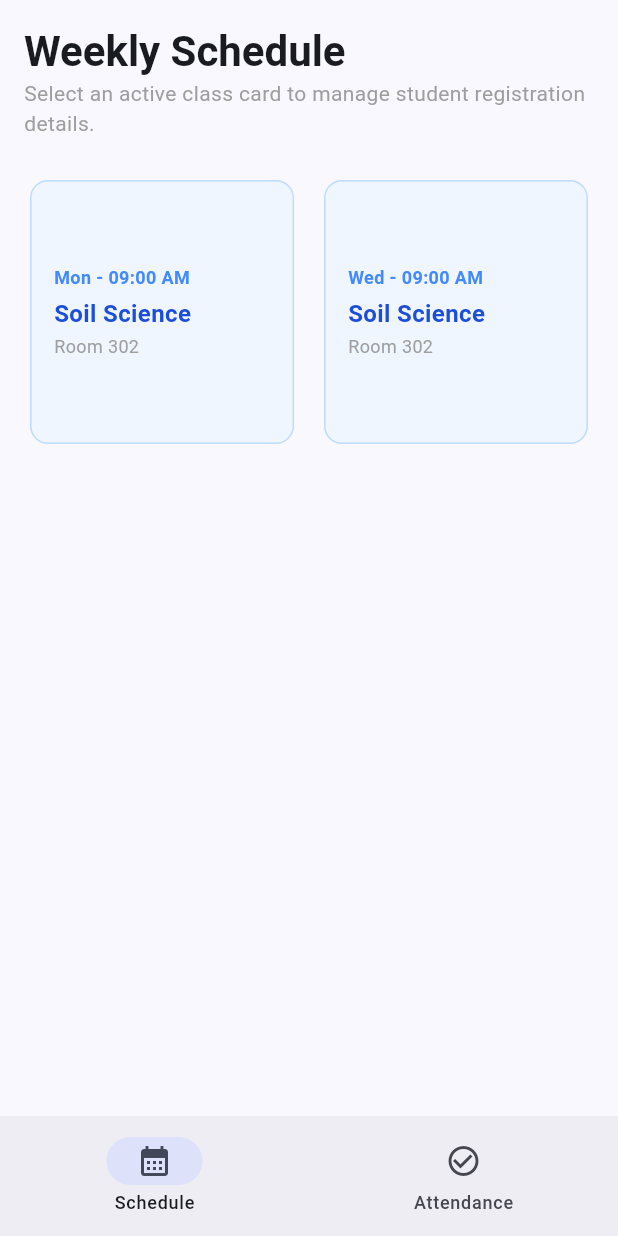
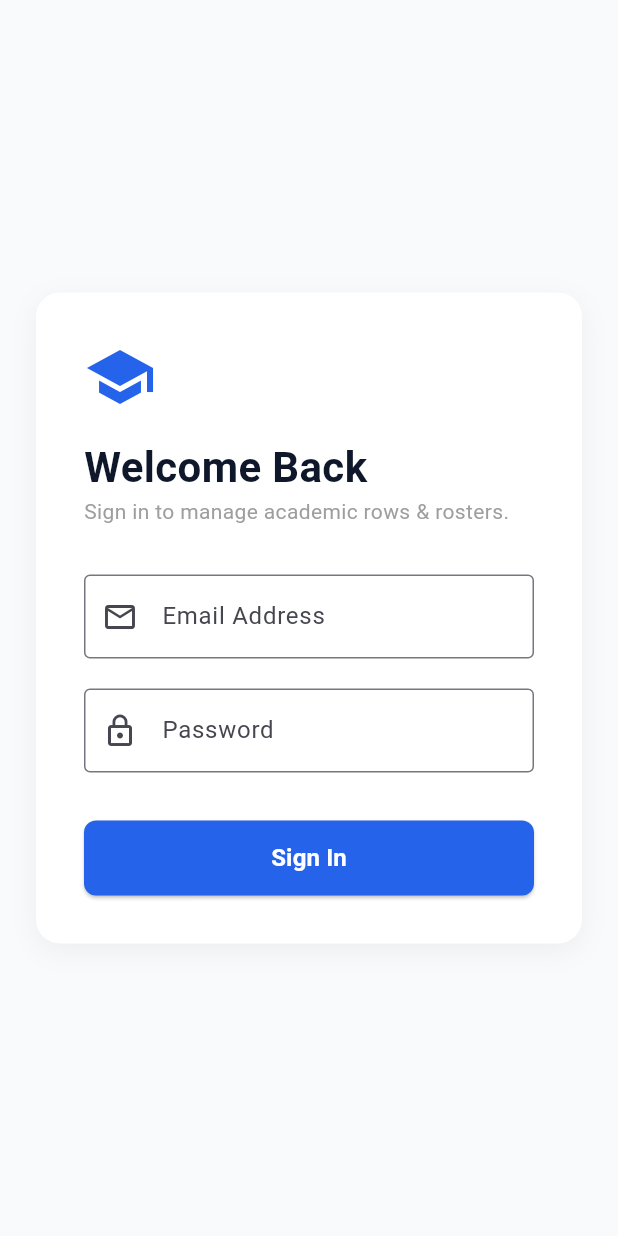
Before and after one commit to Hamdaan2004/odyssey, a Flutter app: the screen it shows after launch, on a phone screen of 412 x 824 dp. Run offline on Flutter 3.47's test engine with Material 3 defaults, Android fonts, the phone set to English and light mode, and no system bars.

Commit message:
feat: add secure responsive login gateway view

```diff
--- a/lib/main.dart
+++ b/lib/main.dart
@@ -10,18 +10,166 @@ class ProfPortalApp extends StatelessWidget {
   @override
   Widget build(BuildContext context) {
     return MaterialApp(
-      title: "Dr. Ahmad's Portal",
+      title: "Dr. Saad's Portal",
       debugShowCheckedModeBanner: false,
       theme: ThemeData(
         colorScheme: ColorScheme.fromSeed(seedColor: const Color(0xFF2563EB)),
         useMaterial3: true,
       ),
-      home: const MainLayoutNavigation(),
+      // App starts at Login, then transitions to Main Layout on Success
+      home: const LoginScreen(),
     );
   }
 }
 
-// In-Memory Local State Simulation
+// ==========================================
+// NEW MODULE: SECURE LOGIN SCREEN INTERFACE
+// ==========================================
+class LoginScreen extends StatefulWidget {
+  const LoginScreen({super.key});
+
+  @override
+  State<LoginScreen> createState() => _LoginScreenState();
+}
+
+class _LoginScreenState extends State<LoginScreen> {
+  final _formKey = GlobalKey<FormState>();
+  final _emailController = TextEditingController();
+  final _passwordController = TextEditingController();
+  bool _isLoading = false;
+
+  void _handleLogin() {
+    if (_formKey.currentState!.validate()) {
+      setState(() {
+        _isLoading = true;
+      });
+
+      // Simulation of Secure Handshake Verification Network Delay
+      Future.delayed(const Duration(milliseconds: 1200), () {
+        setState(() {
+          _isLoading = false;
+        });
+
+        // Routing transition to the main schedule matrix dashboard
+        Navigator.pushReplacement(
+          context,
+          MaterialPageRoute(builder: (context) => const MainLayoutNavigation()),
+        );
+      });
+    }
+  }
+
+  @override
+  void dispose() {
+    _emailController.dispose();
+    _passwordController.dispose();
+    super.dispose();
+  }
+
+  @override
+  Widget build(BuildContext context) {
+    return Scaffold(
+      backgroundColor: const Color(0xFFF8FAFC),
+      body: Center(
+        child: SingleChildScrollView(
+          child: Padding(
+            padding: const EdgeInsets.all(24.0),
+            child: Container(
+              constraints: const BoxConstraints(maxWidth: 440),
+              decoration: BoxDecoration(
+                color: Colors.white,
+                borderRadius: BorderRadius.circular(16),
+                boxShadow: [
+                  BoxShadow(
+                    color: Colors.black.withOpacity(0.05),
+                    blurRadius: 15,
+                    offset: const Offset(0, 5),
+                  )
+                ],
+              ),
+              padding: const EdgeInsets.all(32.0),
+              child: Form(
+                key: _formKey,
+                child: Column(
+                  crossAxisAlignment: CrossAxisAlignment.start,
+                  mainAxisSize: MainAxisSize.min,
+                  children: [
+                    const Icon(Icons.school, size: 48, color: Color(0xFF2563EB)),
+                    const SizedBox(height: 16),
+                    const Text(
+                      "Welcome Back",
+                      style: TextStyle(fontSize: 28, fontWeight: FontWeight.bold, color: Color(0xFF0F172A)),
+                    ),
+                    const Text(
+                      "Sign in to manage academic rows & rosters.",
+                      style: TextStyle(color: Colors.grey, fontSize: 14),
+                    ),
+                    const SizedBox(height: 32),
+                    TextFormField(
+                      controller: _emailController,
+                      keyboardType: TextInputType.emailAddress,
+                      decoration: const InputDecoration(
+                        labelText: "Email Address",
+                        prefixIcon: Icon(Icons.email_outlined),
+                        border: OutlineInputBorder(),
+                      ),
+                      validator: (value) {
+                        if (value == null || value.isEmpty || !value.contains('@')) {
+                          return 'Please enter a valid academic email address';
+                        }
+                        return null;
+                      },
+                    ),
+                    const SizedBox(height: 20),
+                    TextFormField(
+                      controller: _passwordController,
+                      obscureText: true,
+                      decoration: const InputDecoration(
+                        labelText: "Password",
+                        prefixIcon: Icon(Icons.lock_outline),
+                        border: OutlineInputBorder(),
+                      ),
+                      validator: (value) {
+                        if (value == null || value.isEmpty || value.length < 6) {
+                          return 'Password must be at least 6 characters long';
+                        }
+                        return null;
+                      },
+                    ),
+                    const SizedBox(height: 32),
+                    SizedBox(
+                      width: double.infinity,
+                      height: 50,
+                      child: ElevatedButton(
+                        style: ElevatedButton.styleFrom(
+                          backgroundColor: const Color(0xFF2563EB),
+                          foregroundColor: Colors.white,
+                          shape: RoundedRectangleBorder(borderRadius: BorderRadius.circular(8)),
+                        ),
+                        onPressed: _isLoading ? null : _handleLogin,
+                        child: _isLoading
+                            ? const SizedBox(
+                                width: 24,
+                                height: 24,
+                                child: CircularProgressIndicator(color: Colors.white, strokeWidth: 2),
+                              )
+                            : const Text("Sign In", style: TextStyle(fontSize: 16, fontWeight: FontWeight.bold)),
+                      ),
+                    ),
+                  ],
+                ),
+              ),
+            ),
+          ),
+        ),
+      ),
+    );
+  }
+}
+
+// ==========================================
+// CORE APP SCHEDULER & ATTENDANCE DASHBOARD
+// ==========================================
 class StudentState {
   final String id;
   final String roll;
@@ -38,7 +186,6 @@ class StudentState {
   });
 }
 
-// Layout Controller: Auto-adapts layout interface between phone screens and desktop browsers
 class MainLayoutNavigation extends StatefulWidget {
   const MainLayoutNavigation({super.key});
 
@@ -59,7 +206,7 @@ class _MainLayoutNavigationState extends State<MainLayoutNavigation> {
   void _navigateToAttendance(String courseTitle) {
     setState(() {
       _activeCourseTitle = courseTitle;
-      _selectedIndex = 1; // Switches view to the live tracking list
+      _selectedIndex = 1;
     });
   }
 
@@ -72,10 +219,24 @@ class _MainLayoutNavigationState extends State<MainLayoutNavigation> {
       AttendanceScreen(courseTitle: _activeCourseTitle, students: _mockStudents),
     ];
 
-    if (isDesktop) {
     return Scaffold(
+      appBar: AppBar(
+        title: Text("Dr. Saad's Portal", style: const TextStyle(fontWeight: FontWeight.bold, fontSize: 18)),
+        actions: [
+          IconButton(
+            icon: const Icon(Icons.logout),
+            onPressed: () {
+              Navigator.pushReplacement(
+                context,
+                MaterialPageRoute(builder: (context) => const LoginScreen()),
+              );
+            },
+          )
+        ],
+      ),
       body: Row(
         children: [
+          if (isDesktop) ...[
             NavigationRail(
               selectedIndex: _selectedIndex,
               onDestinationSelected: (int index) => setState(() => _selectedIndex = index),
@@ -86,14 +247,13 @@ class _MainLayoutNavigationState extends State<MainLayoutNavigation> {
               ],
             ),
             const VerticalDivider(thickness: 1, width: 1),
+          ],
           Expanded(child: screens[_selectedIndex]),
         ],
       ),
-      );
-    } else {
-      return Scaffold(
-        body: SafeArea(child: screens[_selectedIndex]),
-        bottomNavigationBar: NavigationBar(
+      bottomNavigationBar: isDesktop
+          ? null
+          : NavigationBar(
               selectedIndex: _selectedIndex,
               onDestinationSelected: (int index) => setState(() => _selectedIndex = index),
               destinations: const [
@@ -104,9 +264,7 @@ class _MainLayoutNavigationState extends State<MainLayoutNavigation> {
     );
   }
 }
-}
 
-// View Component 1: Weekly Timetable Layout Widget
 class TimetableScreen extends StatelessWidget {
   final Function(String) onClassTap;
   const TimetableScreen({super.key, required this.onClassTap});
@@ -167,7 +325,6 @@ class TimetableScreen extends StatelessWidget {
   }
 }
 
-// View Component 2: Roster Selection & Live Attendance Dashboard
 class AttendanceScreen extends StatefulWidget {
   final String courseTitle;
   final List<StudentState> students;
```
Lines whose indentation alone changed are shown as unchanged.
